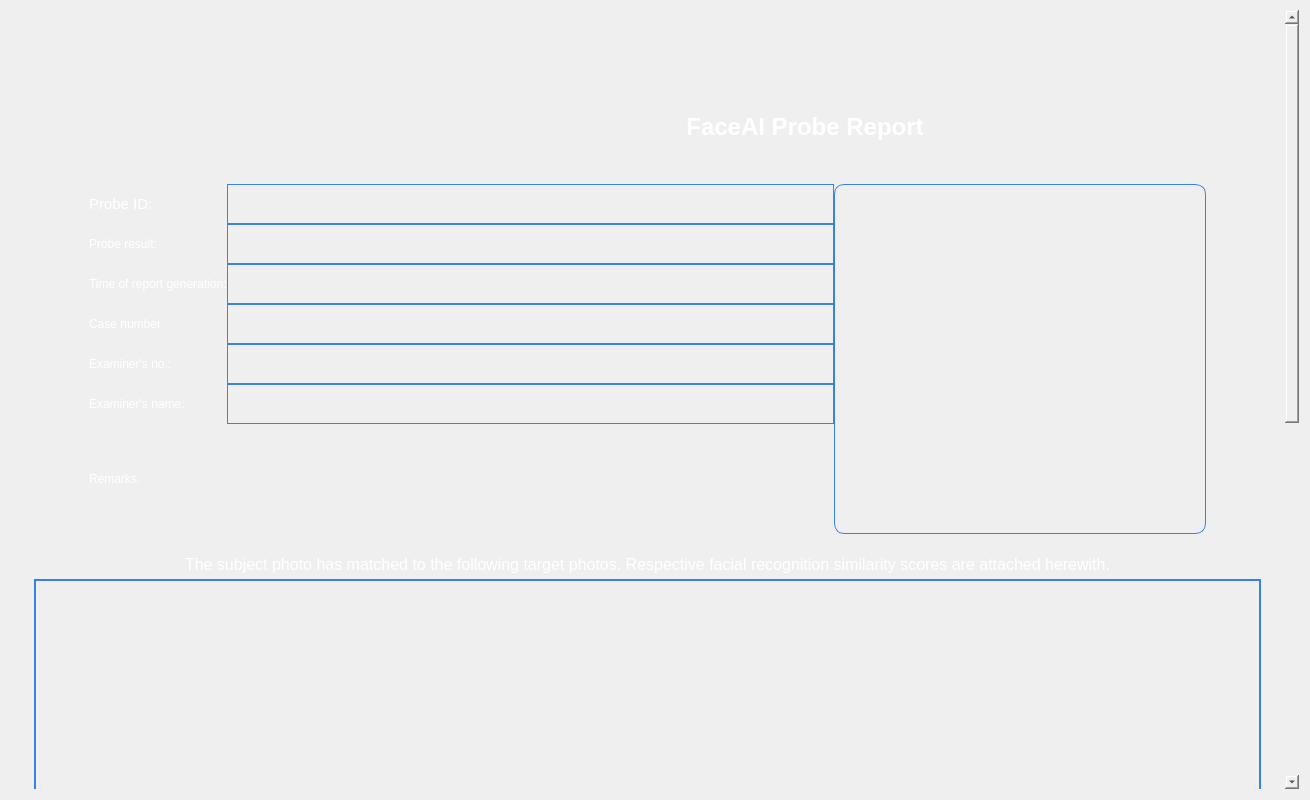
Old version of the form forms/Page_6.ui in the repository apollo-k22/FaceAI-Product.
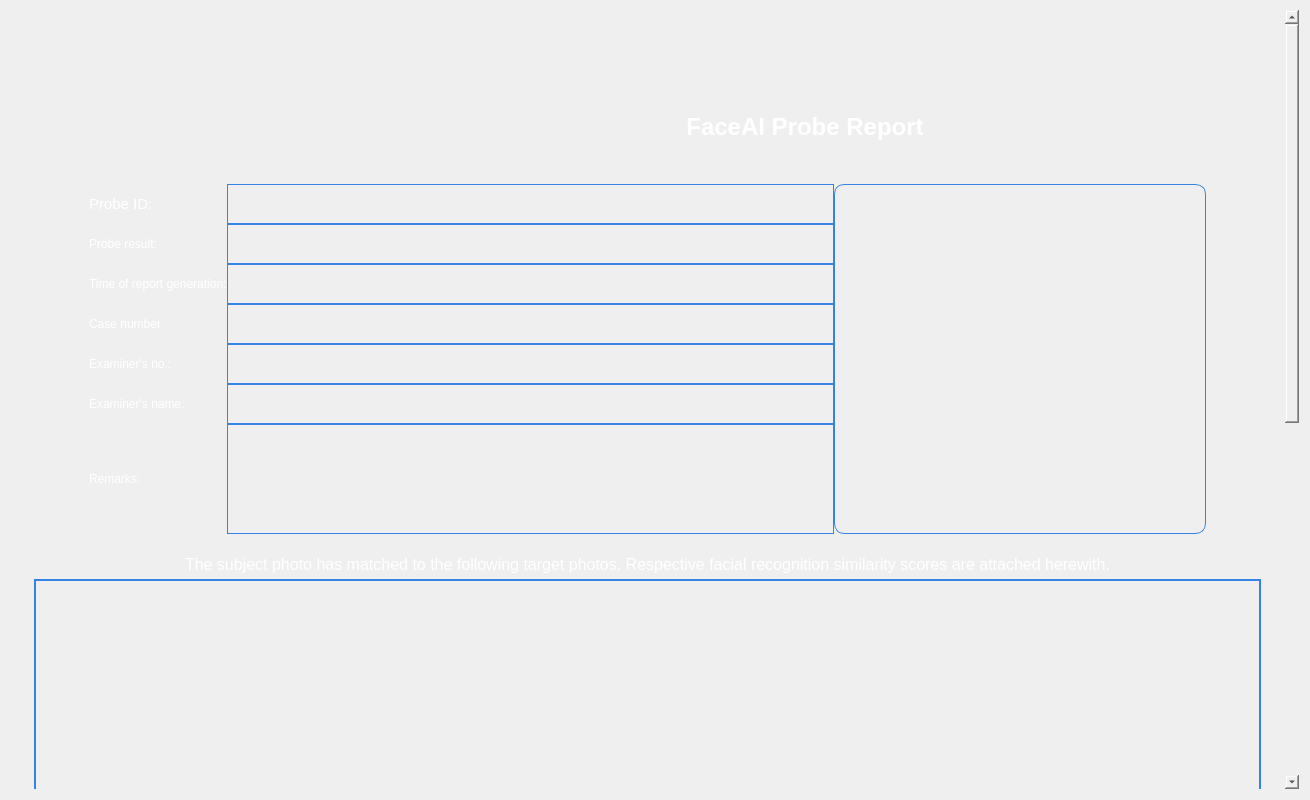
New version of the form. Icons and pictures are not drawn.

```diff
--- a/forms/Page_6.ui
+++ b/forms/Page_6.ui
@@ -621,7 +621,23 @@
                   </widget>
                  </item>
                  <item row="6" column="1">
-                  <widget class="QTextEdit" name="teditRemarks"/>
+                  <widget class="QTextEdit" name="teditRemarks">
+                   <property name="enabled">
+                    <bool>false</bool>
+                   </property>
+                   <property name="styleSheet">
+                    <string notr="true">color: rgb(255, 255, 255);
+    font-size: 14pt;
+    font-family: Arial;
+    background-color: #3E536A;
+    background:transparent;
+    border: 1px solid rgb(53, 132, 228);
+</string>
+                   </property>
+                   <property name="readOnly">
+                    <bool>true</bool>
+                   </property>
+                  </widget>
                  </item>
                 </layout>
                </item>
```
